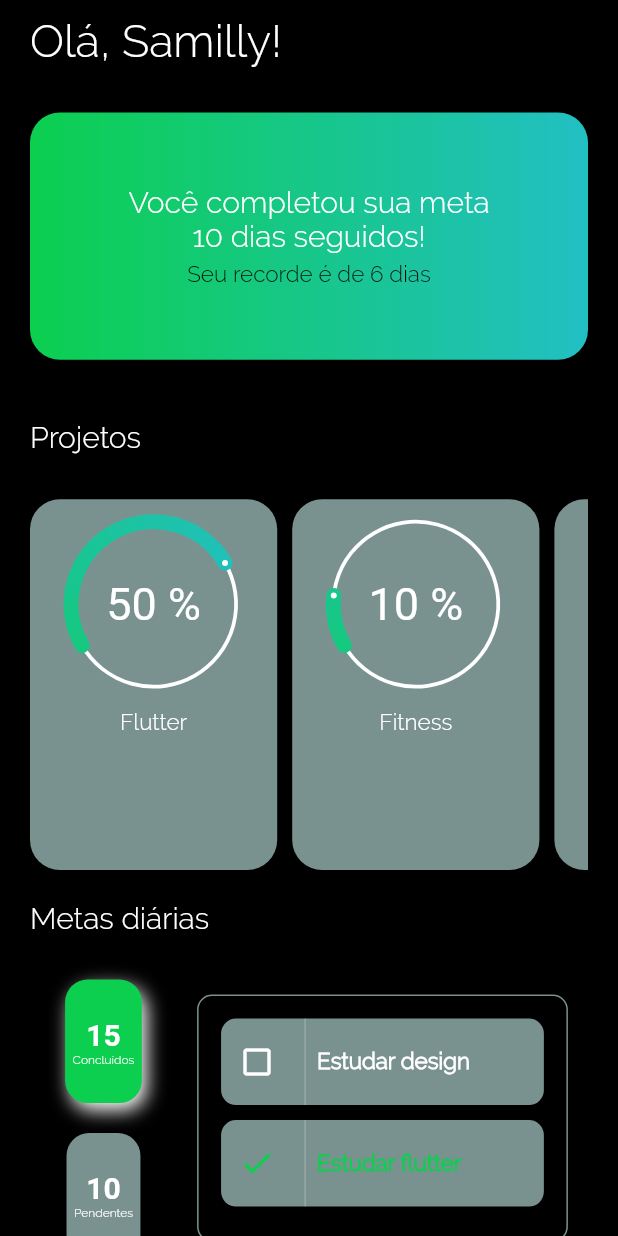
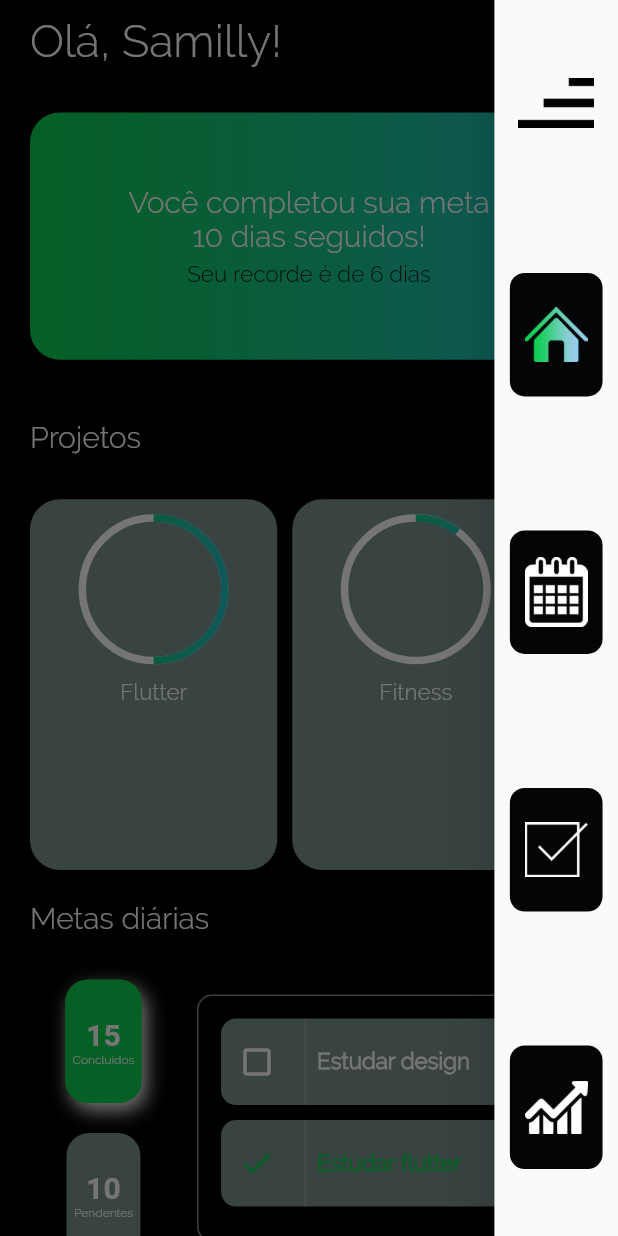
Before and after one commit to SamillyNunes/dream_tasks, a Flutter app: the screen it shows after launch, with the side drawer open (before the commit the screen has no drawer), on a phone screen of 412 x 824 dp. Run offline on Flutter 3.47's test engine with Material 2 defaults, Android fonts, the phone set to English and light mode, and no system bars; drawn by our look-alikes of percent_indicator, sleek_circular_slider; our stand-ins replace flutter_mobx, flutter_slidable, mobx, table_calendar; generated files the repository leaves out were written again.

```diff
--- a/lib/main.dart
+++ b/lib/main.dart
@@ -1,3 +1,4 @@
+import 'package:dream_tasks/screens/goals_screen.dart';
 import 'package:dream_tasks/screens/home_screen.dart';
 import 'package:flutter/material.dart';
 
@@ -14,6 +15,7 @@ class MyApp extends StatelessWidget {
         primaryColor: Colors.white,
         cursorColor: Colors.deepPurpleAccent,
         scaffoldBackgroundColor: Colors.black,
+
       ),
       home: HomeScreen(),
     );
--- a/lib/screens/home_screen.dart
+++ b/lib/screens/home_screen.dart
@@ -1,4 +1,5 @@
 import 'package:dream_tasks/widgets/days_sequence_widget.dart';
+import 'package:dream_tasks/widgets/drawer.dart';
 import 'package:dream_tasks/widgets/home_check_widget.dart';
 import 'package:dream_tasks/widgets/home_goal_widget.dart';
 import 'package:dream_tasks/widgets/project_widget.dart';
@@ -14,6 +15,8 @@ class HomeScreen extends StatelessWidget {
   Widget build(BuildContext context) {
     return SafeArea(
       child: Scaffold(
+        endDrawer: CustomDrawer(),
+        drawerEdgeDragWidth: MediaQuery.of(context).size.width*0.4,
         body: ListView(
           children: <Widget>[
             Padding(
@@ -39,10 +42,10 @@ class HomeScreen extends StatelessWidget {
                 child: ListView(
                   scrollDirection: Axis.horizontal,
                   children: <Widget>[
-                    ProjectWidget('Flutter', 50),
-                    ProjectWidget('Fitness', 10),
-                    ProjectWidget('Teste', 90),
-                    ProjectWidget('Fitness', 30),
+                    ProjectWidget('Flutter', 0.5),
+                    ProjectWidget('Fitness', 0.1),
+                    ProjectWidget('Teste', 0.9),
+                    ProjectWidget('Fitness', 0.3),
                   ],
                 )
               )
--- /dev/null
+++ b/lib/widgets/drawer.dart
@@ -0,0 +1,28 @@
+import 'package:dream_tasks/widgets/drawer_item_button.dart';
+import 'package:flutter/material.dart';
+
+class CustomDrawer extends StatelessWidget {
+  @override
+  Widget build(BuildContext context) {
+    return Container(
+      width: MediaQuery.of(context).size.width*0.2,
+      child: Drawer(
+        child: Column(
+          mainAxisAlignment: MainAxisAlignment.spaceAround,
+          children: <Widget>[
+            FlatButton(
+              onPressed: (){
+                Navigator.of(context).pop();
+              },
+              child: Image.asset('images/icons/back-three-lines.png')
+            ),
+            DrawerItemButton(0, selected: true,),
+            DrawerItemButton(1),
+            DrawerItemButton(2),
+            DrawerItemButton(3),
+          ],
+        ),
+      ),
+    );
+  }
+}
--- /dev/null
+++ b/lib/widgets/drawer_item_button.dart
@@ -0,0 +1,38 @@
+import 'package:flutter/material.dart';
+
+class DrawerItemButton extends StatelessWidget {
+  final int index;
+  final bool selected;
+
+  DrawerItemButton(this.index, {this.selected=false});
+
+  final List<String> _itemsIcons = [
+    'images/icons/home-icon.png',
+    'images/icons/calendar-icon.png',
+    'images/icons/check-icon.png',
+    'images/icons/statitics-icon.png',
+  ];
+
+  final List<String> _itemsSelectedIcons = [
+    'images/icons/home-icon-selected.png',
+    'images/icons/calendar-icon-selected.png',
+    'images/icons/check-icon-selected.png',
+    'images/icons/statitics-icon-selected.png',
+  ];
+
+  @override
+  Widget build(BuildContext context) {
+    return GestureDetector(
+      child: Container(
+        width: MediaQuery.of(context).size.width*0.15,
+        height: MediaQuery.of(context).size.height*0.10,
+        padding: EdgeInsets.all(10),
+        decoration: BoxDecoration(
+          color: Color(0xFF040506),
+          borderRadius: BorderRadius.all(Radius.circular(10))
+        ),
+        child: selected ? Image.asset(_itemsSelectedIcons[index]) : Image.asset(_itemsIcons[index]),
+      )
+    );
+  }
+}
--- a/lib/widgets/project_widget.dart
+++ b/lib/widgets/project_widget.dart
@@ -1,5 +1,5 @@
 import 'package:flutter/material.dart';
-import 'package:sleek_circular_slider/sleek_circular_slider.dart';
+import 'package:percent_indicator/circular_percent_indicator.dart';
 
 const String _defaultFontFamily = 'Raleway';
 
@@ -25,28 +25,18 @@ class ProjectWidget extends StatelessWidget {
           children: <Widget>[
             Padding(
               padding: EdgeInsets.symmetric(horizontal:10, vertical: 10),
-              child: SleekCircularSlider(
-                initialValue: value,
-                appearance: CircularSliderAppearance(
-                  angleRange: 360,
-                  size: 120,
-                  customWidths: CustomSliderWidths(progressBarWidth: 10),
-                  customColors: CustomSliderColors(
-                    hideShadow: true,
-                    trackColor: Theme.of(context).primaryColor,
-                    progressBarColors: [
-                      Color(0xFF0CCF4F),
-                      Color(0xFF22BFC3),
-                    ],
-                  ),
-                  infoProperties: InfoProperties(
-                    mainLabelStyle: TextStyle(
-                      color: Theme.of(context).primaryColor,
-                      fontSize: 30
-                    )
-                  )
+              child: CircularPercentIndicator(
+                radius: 100.0,
+                backgroundColor: Theme.of(context).primaryColor,
+                percent: value,
+
+                linearGradient: LinearGradient(
+                  colors: [
+                    Color(0xFF0CCF4F),
+                    Color(0xFF22BFC3),
+                  ]
+                ),
               ),
-            ),
             ),
             Text(
               name,
--- a/pubspec.yaml
+++ b/pubspec.yaml
@@ -26,7 +26,7 @@ dependencies:
   mobx: ^1.2.1
   flutter_mobx: ^1.1.0 # prove o widget observer para o mobx que vai rebuildar automaticamente quand houverem mudancas
   flutter_slidable: ^0.5.4 #para habilitar que as tarefas possam ser puxadas para o lado e excluidas
-  sleek_circular_slider: ^1.1.0
+  percent_indicator: ^2.1.4 #analisar a troca do  sleek por este
 
 dev_dependencies:
   flutter_test:
@@ -52,6 +52,7 @@ flutter:
   #  - images/a_dot_ham.jpeg
   assets:
     - images/
+    - images/icons/
 
   # An image asset can refer to one or more resolution-specific "variants", see
   # https://flutter.dev/assets-and-images/#resolution-aware.
```
Also changed, not shown: lib/screens/goals_screen.dart (+53 -80 lines), lib/screens/goals_screen2.dart (added, +156 -0 lines), lib/widgets/day_widget.dart (+13 -46 lines), lib/widgets/day_widget2.dart (added, +74 -0 lines), images/icons/back-three-lines.png (added), images/icons/calendar-icon-selected.png (added), images/icons/calendar-icon.png (added), images/icons/check-icon-selected.png (added), images/icons/check-icon.png (added), images/icons/home-icon-selected.png (added), images/icons/home-icon.png (added), images/icons/statitics-icon-selected.png (added), images/icons/statitics-icon.png (added), pubspec.lock.
